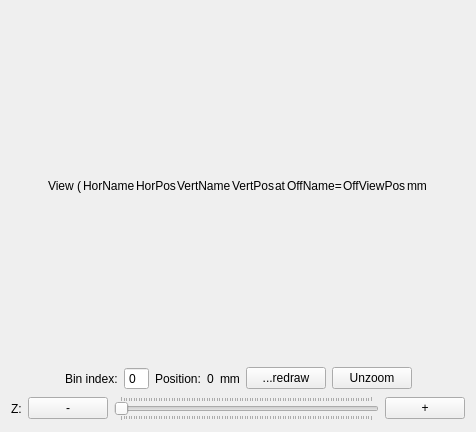
This is ants3bundle/src/ants3/gui/graph/aviewer3dwidget.ui in andrmor/ANTS3bundle as Qt 5 draws it before an edit. The edited form follows.
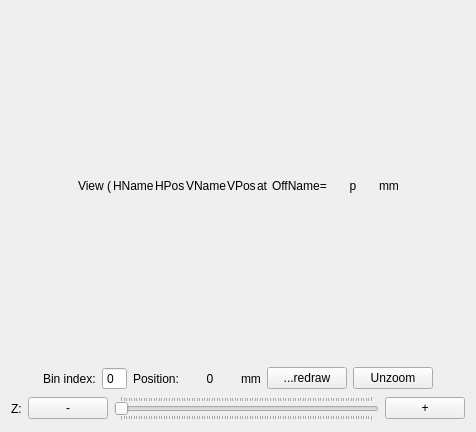
This is the edited form.

```diff
--- a/ants3bundle/src/ants3/gui/graph/aviewer3dwidget.ui
+++ b/ants3bundle/src/ants3/gui/graph/aviewer3dwidget.ui
@@ -42,35 +42,35 @@
      <item>
       <widget class="QLabel" name="lLabHorAxisName">
        <property name="text">
-        <string>HorName</string>
+        <string>HName</string>
        </property>
       </widget>
      </item>
      <item>
       <widget class="QLabel" name="lLabHorAxisPos">
        <property name="text">
-        <string>HorPos</string>
+        <string>HPos</string>
        </property>
       </widget>
      </item>
      <item>
       <widget class="QLabel" name="lLabVertAxisName">
        <property name="text">
-        <string>VertName</string>
+        <string>VName</string>
        </property>
       </widget>
      </item>
      <item>
       <widget class="QLabel" name="lLabVertAxisPos">
        <property name="text">
-        <string>VertPos</string>
+        <string>VPos</string>
        </property>
       </widget>
      </item>
      <item>
       <widget class="QLabel" name="label_8">
        <property name="text">
-        <string>at</string>
+        <string>at </string>
        </property>
       </widget>
      </item>
@@ -83,8 +83,17 @@
      </item>
      <item>
       <widget class="QLabel" name="lLabOffAxisPos">
+       <property name="minimumSize">
+        <size>
+         <width>50</width>
+         <height>0</height>
+        </size>
+       </property>
        <property name="text">
-        <string>OffViewPos</string>
+        <string>p</string>
+       </property>
+       <property name="alignment">
+        <set>Qt::AlignCenter</set>
        </property>
       </widget>
      </item>
@@ -151,6 +160,12 @@
      </item>
      <item>
       <widget class="QLabel" name="lPosition">
+       <property name="minimumSize">
+        <size>
+         <width>50</width>
+         <height>0</height>
+        </size>
+       </property>
        <property name="text">
         <string>0</string>
        </property>
```
